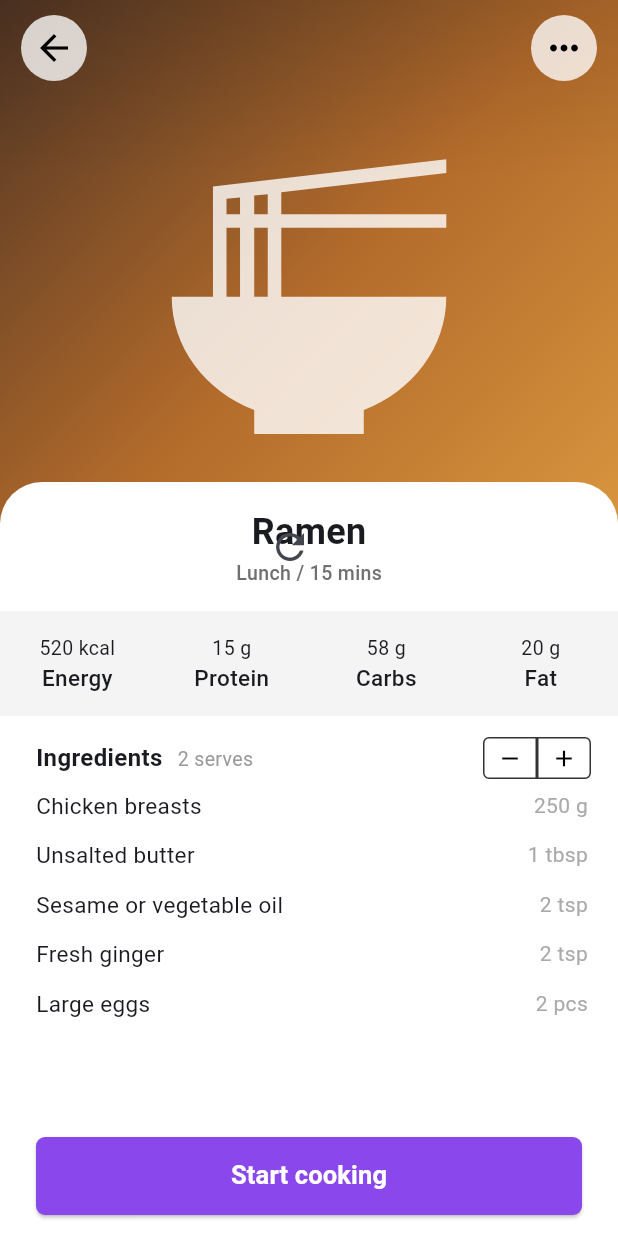
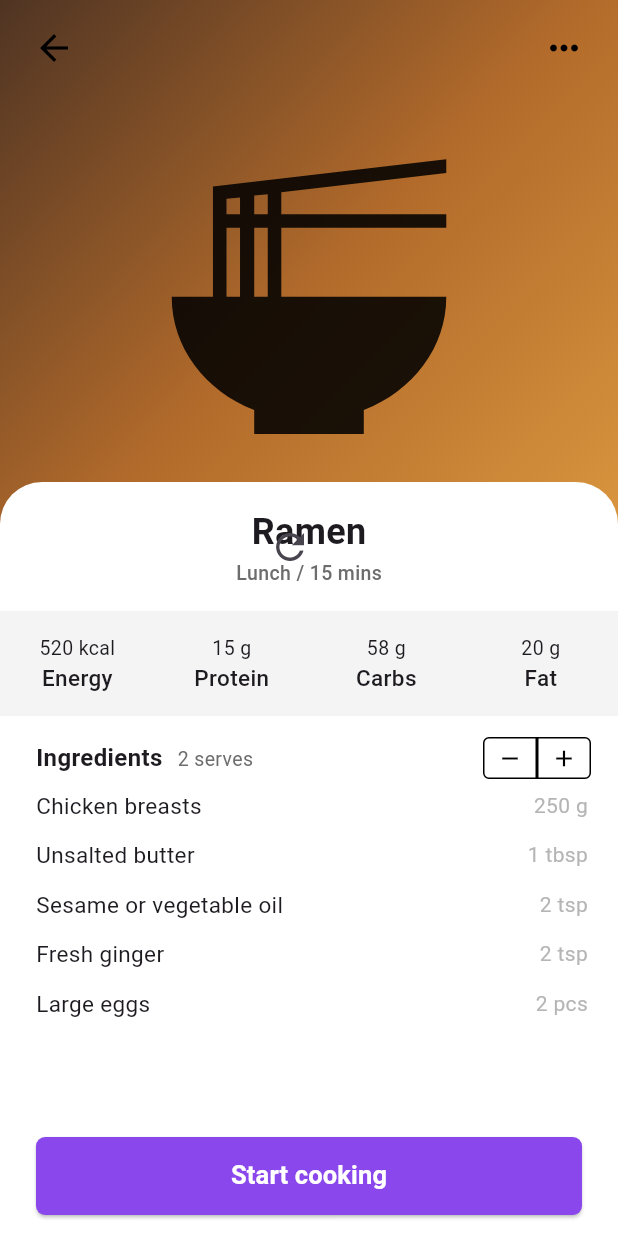
Before and after one commit to norbinorbert/MealPlanner, a Flutter app: the screen it shows after launch, after a tap on "Ramen", on a phone screen of 412 x 824 dp. Run offline on Flutter 3.47's test engine with Material 3 defaults, Android fonts, the phone set to English and light mode, and no system bars; our stand-ins replace material_ui.

Commit message:
remove extra colors

```diff
--- a/lib/core/colors.dart
+++ b/lib/core/colors.dart
@@ -2,31 +2,16 @@ import 'package:material_ui/material_ui.dart';
 
 abstract final class AppColors {
   static const Color surface = Color(0xFFFFFFFF);
-  static const Color surfaceSecondary = Color(0xFFF3F3F3);
-  static const Color surfaceTertiary = Color(0xFFF4F4F4);
-  static const Color surfaceSubtle = Color(0xFFE7E7E7);
-  static const Color surfaceDisabled = Color(0xFFE1E1E1);
-  static const Color surfaceProgress = Color(0xFFF1F1F1);
+  static const Color surfaceSecondary = Color(0xFFF4F4F4);
   static const Color content = Color(0xFF000000);
   static const Color contentSecondary = Color(0xFF6D6D6D);
-  static const Color contentSubtle = Color(0xFF707070);
-  static const Color contentTertiary = Color(0xFF777777);
-  static const Color contentMuted = Color(0xFF9A9A9A);
-  static const Color contentFaint = Color(0xFFAAAAAA);
-  static const Color border = Color(0xFF222222);
-  static const Color borderStrong = Color(0xFF333333);
+  static const Color contentTertiary = Color(0xFFB5B5B5);
   static const Color accent = Color(0xFF8A47EB);
   static const Color action = Color(0xFF1F73F1);
-  static const Color primary = Color(0xFF347FFF);
-  static const Color actionSecondary = Color(0xFF2477F3);
-  static const Color surfaceOverlay = Color(0xC7FFFFFF);
-  static const Color surfaceOverlayStrong = Color(0xCCFFFFFF);
-  static const Color contentOverlay = Color(0xB8000000);
-  static const Color contentOverlaySubtle = Color(0x1A000000);
 
-  static const Color macroFat = Color(0xFFFFC42F);
-  static const Color macroProtein = Color(0xFF3485FF);
-  static const Color macroCarbohydrate = Color(0xFF7772F7);
+  static const Color chartYellow = Color(0xFFFEC635);
+  static const Color chartBlue = Color(0xFF3585FE);
+  static const Color chartPurple = Color(0xFF7876F5);
 
   static const Color recipeRamenDark = Color(0xFF4F3423);
   static const Color recipeRamenMid = Color(0xFFB36B2B);
--- a/lib/features/home/home_screen.dart
+++ b/lib/features/home/home_screen.dart
@@ -62,10 +62,10 @@ class _HomeToolbar extends StatelessWidget {
           children: [
             const CircleAvatar(
               radius: AppDimensions.avatarRadius,
-              backgroundColor: AppColors.surfaceDisabled,
+              backgroundColor: AppColors.surfaceSecondary,
               child: Icon(
                 Icons.person,
-                color: AppColors.contentTertiary,
+                color: AppColors.contentSecondary,
                 size: AppDimensions.iconSizeExtraLarge,
               ),
             ),
@@ -99,7 +99,7 @@ class _ProgressCard extends StatelessWidget {
       ),
       decoration: BoxDecoration(
         color: AppColors.surface,
-        border: Border.all(color: AppColors.border),
+        border: Border.all(color: AppColors.content),
         borderRadius: BorderRadius.circular(AppDimensions.cornerRadiusMedium),
       ),
       child: Column(
@@ -112,7 +112,7 @@ class _ProgressCard extends StatelessWidget {
               TextButton(
                 onPressed: () {},
                 style: TextButton.styleFrom(
-                  foregroundColor: AppColors.actionSecondary,
+                  foregroundColor: AppColors.action,
                   padding: EdgeInsets.zero,
                   minimumSize: const Size(
                     0,
@@ -139,7 +139,7 @@ class _ProgressCard extends StatelessWidget {
                 child: _MacroProgress(
                   percent: 29,
                   label: 'Fat',
-                  color: AppColors.macroFat,
+                  color: AppColors.chartYellow,
                 ),
               ),
               SizedBox(width: AppDimensions.spacing4),
@@ -147,7 +147,7 @@ class _ProgressCard extends StatelessWidget {
                 child: _MacroProgress(
                   percent: 65,
                   label: 'Pro',
-                  color: AppColors.macroProtein,
+                  color: AppColors.chartBlue,
                 ),
               ),
               SizedBox(width: AppDimensions.spacing4),
@@ -155,7 +155,7 @@ class _ProgressCard extends StatelessWidget {
                 child: _MacroProgress(
                   percent: 85,
                   label: 'Carb',
-                  color: AppColors.macroCarbohydrate,
+                  color: AppColors.chartPurple,
                 ),
               ),
             ],
@@ -165,11 +165,11 @@ class _ProgressCard extends StatelessWidget {
             children: [
               const CircleAvatar(
                 radius: AppDimensions.avatarRadiusSmall,
-                backgroundColor: AppColors.surfaceSubtle,
+                backgroundColor: AppColors.surfaceSecondary,
                 child: Icon(
                   Icons.face_3,
                   size: AppDimensions.iconSizeMedium,
-                  color: AppColors.contentTertiary,
+                  color: AppColors.contentSecondary,
                 ),
               ),
               const SizedBox(width: AppDimensions.spacing12),
@@ -211,7 +211,7 @@ class _CaloriesAmount extends StatelessWidget {
       children: [
         Text(
           'Calories',
-          style: AppTypography.body.copyWith(color: AppColors.contentTertiary),
+          style: AppTypography.body.copyWith(color: AppColors.contentSecondary),
         ),
         SizedBox(height: AppDimensions.spacing5),
         Row(
@@ -261,7 +261,7 @@ class _MacroProgress extends StatelessWidget {
               value: percent / 100,
               strokeWidth: AppDimensions.macroIndicatorStrokeWidth,
               strokeCap: StrokeCap.round,
-              backgroundColor: AppColors.surfaceProgress,
+              backgroundColor: AppColors.surfaceSecondary,
               color: color,
             ),
           ),
@@ -272,7 +272,7 @@ class _MacroProgress extends StatelessWidget {
               Text(
                 label,
                 style: AppTypography.caption.copyWith(
-                  color: AppColors.contentTertiary,
+                  color: AppColors.contentSecondary,
                 ),
               ),
             ],
@@ -320,19 +320,8 @@ class _RecipeCard extends StatelessWidget {
                   child: Icon(
                     recipe.placeholderIcon,
                     size: AppDimensions.recipeCardIconSize,
-                    color: AppColors.surfaceOverlay,
                   ),
                 ),
-              const DecoratedBox(
-                decoration: BoxDecoration(
-                  gradient: LinearGradient(
-                    begin: Alignment.topCenter,
-                    end: Alignment.bottomCenter,
-                    colors: [Colors.transparent, AppColors.contentOverlay],
-                    stops: [0.45, 1],
-                  ),
-                ),
-              ),
               Positioned(
                 left: AppDimensions.contentPadding,
                 right: AppDimensions.contentPadding,
--- a/lib/features/recipes/presentation/recipe_details_screen.dart
+++ b/lib/features/recipes/presentation/recipe_details_screen.dart
@@ -95,19 +95,8 @@ class _RecipeArtwork extends StatelessWidget {
               child: Icon(
                 recipe.placeholderIcon,
                 size: AppDimensions.recipeArtworkIconSize,
-                color: AppColors.surfaceOverlayStrong,
               ),
             ),
-          const DecoratedBox(
-            decoration: BoxDecoration(
-              gradient: LinearGradient(
-                begin: Alignment.topCenter,
-                end: Alignment.bottomCenter,
-                colors: [AppColors.contentOverlaySubtle, Colors.transparent],
-                stops: [0, 0.3],
-              ),
-            ),
-          ),
         ],
       ),
     );
@@ -135,7 +124,6 @@ class _HeroIconButton extends StatelessWidget {
         size: AppDimensions.iconSizeLarge,
         color: AppColors.content,
       ),
-      style: IconButton.styleFrom(backgroundColor: AppColors.surfaceOverlay),
     );
   }
 }
@@ -171,7 +159,7 @@ class _RecipeDetailsSheet extends StatelessWidget {
                     Text(
                       '${recipe.mealType} / ${recipe.prepTimeMinutes} mins',
                       style: AppTypography.bodySmallEmphasis.copyWith(
-                        color: AppColors.contentSubtle,
+                        color: AppColors.contentSecondary,
                       ),
                     ),
                   ],
@@ -192,7 +180,7 @@ class _RecipeDetailsSheet extends StatelessWidget {
           ),
           Container(
             height: AppDimensions.nutritionRowHeight,
-            color: AppColors.surfaceTertiary,
+            color: AppColors.surfaceSecondary,
             child: Row(
               children: [
                 _NutritionItem(
@@ -225,7 +213,7 @@ class _RecipeDetailsSheet extends StatelessWidget {
                 Text(
                   '${recipe.servings} serves',
                   style: AppTypography.bodySmall.copyWith(
-                    color: AppColors.contentMuted,
+                    color: AppColors.contentSecondary,
                   ),
                 ),
                 const Spacer(),
@@ -261,7 +249,7 @@ class _RecipeDetailsSheet extends StatelessWidget {
                     Text(
                       ingredient.amountLabel,
                       style: AppTypography.body.copyWith(
-                        color: AppColors.contentFaint,
+                        color: AppColors.contentTertiary,
                       ),
                     ),
                   ],
@@ -337,7 +325,7 @@ class _ServingButton extends StatelessWidget {
         style: OutlinedButton.styleFrom(
           foregroundColor: AppColors.content,
           padding: EdgeInsets.zero,
-          side: const BorderSide(color: AppColors.borderStrong),
+          side: const BorderSide(color: AppColors.content),
           shape: RoundedRectangleBorder(
             borderRadius: BorderRadius.horizontal(
               left: icon == Icons.remove
--- a/lib/main.dart
+++ b/lib/main.dart
@@ -16,7 +16,7 @@ class MyApp extends StatelessWidget {
       title: 'Meal Planner',
       theme: ThemeData(
         colorScheme: ColorScheme.fromSeed(
-          seedColor: AppColors.primary,
+          seedColor: AppColors.accent,
           surface: AppColors.surface,
         ),
         scaffoldBackgroundColor: AppColors.surface,
```
